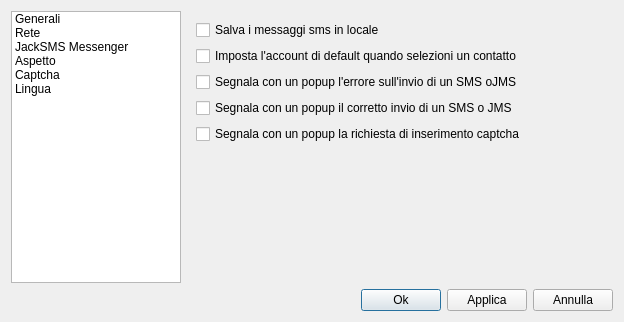
Old version of the form opzionidialog.ui in the repository freesmee/freesmee-desktop.
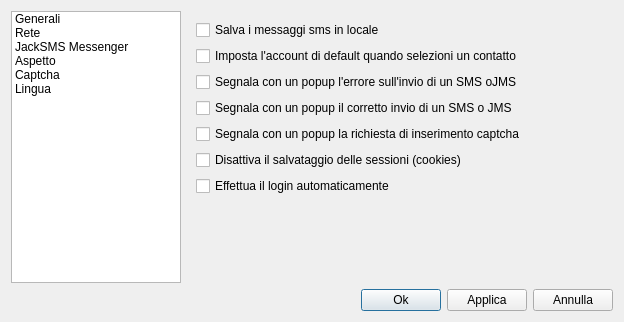
New version of the form. Icons and pictures are not drawn.

```diff
--- a/opzionidialog.ui
+++ b/opzionidialog.ui
@@ -147,6 +147,26 @@
                </property>
               </widget>
              </item>
+             <item>
+              <widget class="QCheckBox" name="nonSalvaCookies">
+               <property name="toolTip">
+                <string>Questa opzione disattiva il salvataggio delle sessioni. Utile per coloro che hanno spesso problemi di sessioni corrotte.</string>
+               </property>
+               <property name="text">
+                <string>Disattiva il salvataggio delle sessioni (cookies)</string>
+               </property>
+              </widget>
+             </item>
+             <item>
+              <widget class="QCheckBox" name="opzAutoLogin">
+               <property name="toolTip">
+                <string>Questa opzione viene disattivata automaticamente se si usa il tasto logout dal menu.</string>
+               </property>
+               <property name="text">
+                <string>Effettua il login automaticamente</string>
+               </property>
+              </widget>
+             </item>
              <item>
               <spacer name="verticalSpacer">
                <property name="orientation">
```
